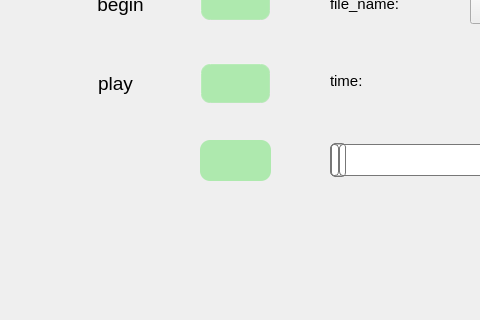
Above: qt/t507/voice.ui from jizizihe/baijie_demo before the change; both pictures show x 0 to 480 and y 280 to 600 of the 1024 by 600 pixel window. Below: the same form after it.
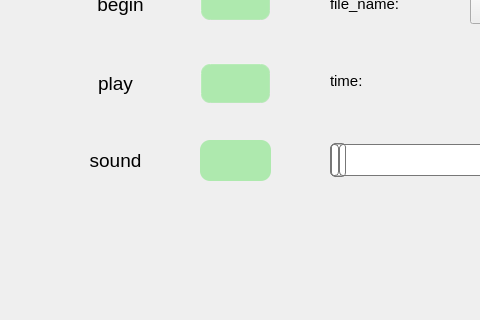
That is the form after the change. Icons and pictures are not drawn.

The edit to the form file:
```diff
--- a/qt/t507/voice.ui
+++ b/qt/t507/voice.ui
@@ -14,7 +14,11 @@
    <string>MainWindow</string>
   </property>
   <property name="styleSheet">
-   <string notr="true"/>
+   <string notr="true">/******** combobox 滚动条  *********/
+QComboBox QScrollBar::vertical{ /*主体部分*/
+    width:35px;
+    border-radius:35px;
+}</string>
   </property>
   <widget class="QWidget" name="centralwidget">
    <widget class="QPushButton" name="return_2">
@@ -579,6 +583,27 @@
      <set>Qt::AlignLeading|Qt::AlignLeft|Qt::AlignVCenter</set>
     </property>
    </widget>
+   <widget class="QLabel" name="sound_2">
+    <property name="geometry">
+     <rect>
+      <x>50</x>
+      <y>420</y>
+      <width>131</width>
+      <height>41</height>
+     </rect>
+    </property>
+    <property name="font">
+     <font>
+      <pointsize>14</pointsize>
+     </font>
+    </property>
+    <property name="text">
+     <string>sound</string>
+    </property>
+    <property name="alignment">
+     <set>Qt::AlignCenter</set>
+    </property>
+   </widget>
   </widget>
   <widget class="QMenuBar" name="menubar">
    <property name="geometry">
```
